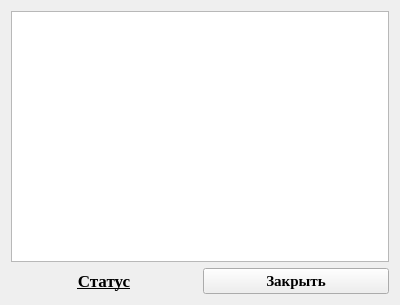
This is HW03/connectstatust.ui in Maks4tmk/Qt-Designer as Qt 5 draws it before an edit. The edited form follows.
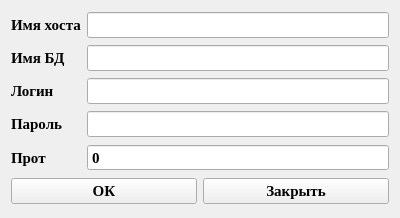
This is the edited form.

```diff
--- a/HW03/connectstatust.ui
+++ b/HW03/connectstatust.ui
@@ -7,7 +7,7 @@
     <x>0</x>
     <y>0</y>
     <width>400</width>
-    <height>305</height>
+    <height>218</height>
    </rect>
   </property>
   <property name="font">
@@ -21,38 +21,85 @@
    <string>Form</string>
   </property>
   <layout class="QGridLayout" name="gridLayout">
-   <item row="1" column="0" colspan="2">
-    <widget class="QTextBrowser" name="te_info">
-     <property name="enabled">
-      <bool>true</bool>
+   <item row="0" column="0">
+    <widget class="QLabel" name="la_hostname">
+     <property name="text">
+      <string>Имя хоста</string>
      </property>
     </widget>
    </item>
+   <item row="0" column="1">
+    <widget class="QLineEdit" name="le_hostname"/>
+   </item>
+   <item row="1" column="0">
+    <widget class="QLabel" name="la_dbname">
+     <property name="text">
+      <string>Имя БД</string>
+     </property>
+    </widget>
+   </item>
+   <item row="1" column="1">
+    <widget class="QLineEdit" name="le_dbname"/>
+   </item>
    <item row="2" column="0">
-    <widget class="QLabel" name="la_status">
-     <property name="font">
-      <font>
-       <family>Times New Roman</family>
-       <pointsize>13</pointsize>
-       <bold>true</bold>
-       <underline>true</underline>
-      </font>
-     </property>
-     <property name="frameShadow">
-      <enum>QFrame::Shadow::Plain</enum>
-     </property>
+    <widget class="QLabel" name="la_login">
      <property name="text">
-      <string>Статус</string>
-     </property>
-     <property name="alignment">
-      <set>Qt::AlignmentFlag::AlignCenter</set>
+      <string>Логин</string>
      </property>
     </widget>
    </item>
    <item row="2" column="1">
-    <widget class="QPushButton" name="pb_closed">
+    <widget class="QLineEdit" name="le_login"/>
+   </item>
+   <item row="3" column="0">
+    <widget class="QLabel" name="la_password">
      <property name="text">
-      <string>Закрыть</string>
+      <string>Пароль</string>
+     </property>
+    </widget>
+   </item>
+   <item row="3" column="1">
+    <widget class="QLineEdit" name="le_password">
+     <property name="echoMode">
+      <enum>QLineEdit::EchoMode::Password</enum>
+     </property>
+    </widget>
+   </item>
+   <item row="4" column="0">
+    <widget class="QLabel" name="la_port">
+     <property name="text">
+      <string>Прот </string>
+     </property>
+    </widget>
+   </item>
+   <item row="5" column="0" colspan="2">
+    <layout class="QHBoxLayout" name="horizontalLayout">
+     <item>
+      <widget class="QPushButton" name="pb_OK">
+       <property name="text">
+        <string>ОК</string>
+       </property>
+      </widget>
+     </item>
+     <item>
+      <widget class="QPushButton" name="pb_closed">
+       <property name="text">
+        <string>Закрыть</string>
+       </property>
+      </widget>
+     </item>
+    </layout>
+   </item>
+   <item row="4" column="1">
+    <widget class="QSpinBox" name="sb_port">
+     <property name="buttonSymbols">
+      <enum>QAbstractSpinBox::ButtonSymbols::NoButtons</enum>
+     </property>
+     <property name="keyboardTracking">
+      <bool>true</bool>
+     </property>
+     <property name="maximum">
+      <number>99999</number>
      </property>
     </widget>
    </item>
```
Left out of the diff: 4 changed lines with no effect on the pictures.
